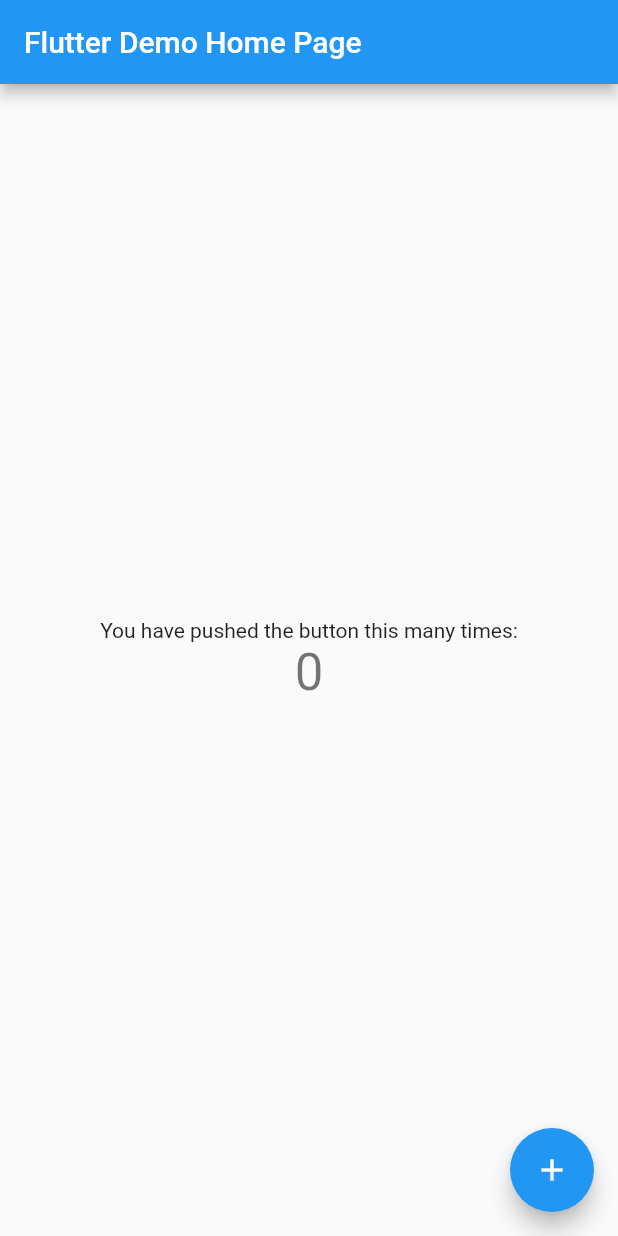
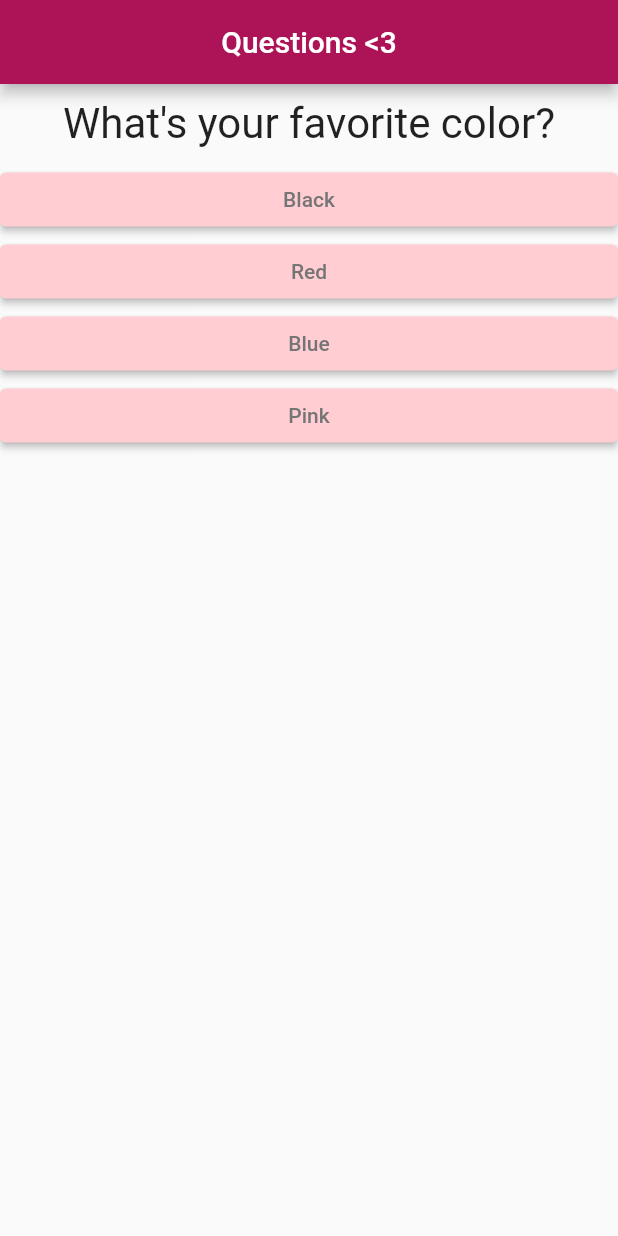
Before and after one commit to gilbertofalco/flutter_complete_guide, a Flutter app: the screen it shows after launch, on a phone screen of 412 x 824 dp. Run offline on Flutter 3.47's test engine with Material 2 defaults, Android fonts, the phone set to English and light mode, and no system bars.

Commit message:
First flutter app

```diff
--- /dev/null
+++ b/lib/answer.dart
@@ -0,0 +1,28 @@
+import 'package:flutter/material.dart';
+
+class Answer extends StatelessWidget {
+//   const Answer
+// ({Key? key}) : super(key: key);
+  final Function selectHandler;
+  final String answerText;
+
+  Answer(this.selectHandler, this.answerText);
+  @override
+  Widget build(BuildContext context) {
+    return Container(
+      width: double.infinity,
+      child: ElevatedButton(
+        onPressed: selectHandler,
+        child: Text(answerText),
+        style: ElevatedButton.styleFrom(
+          primary: Colors.red[100],
+          onPrimary: Colors.grey[600],
+        ),
+        // style: ButtonStyle(
+        //   foregroundColor: MaterialStateProperty.all(Colors.amber),
+        //   backgroundColor: MaterialStateProperty.all(Colors.green),
+        // ),
+      ),
+    );
+  }
+}
--- a/lib/main.dart
+++ b/lib/main.dart
@@ -1,113 +1,90 @@
 import 'package:flutter/material.dart';
+import 'package:flutter_complete_guide/quiz.dart';
+
+import './quiz.dart';
+import './result.dart';
 
 void main() {
   runApp(MyApp());
 }
 
-class MyApp extends StatelessWidget {
-  // This widget is the root of your application.
+class MyApp extends StatefulWidget {
   @override
-  Widget build(BuildContext context) {
-    return MaterialApp(
-      title: 'Flutter Demo',
-      theme: ThemeData(
-        // This is the theme of your application.
-        //
-        // Try running your application with "flutter run". You'll see the
-        // application has a blue toolbar. Then, without quitting the app, try
-        // changing the primarySwatch below to Colors.green and then invoke
-        // "hot reload" (press "r" in the console where you ran "flutter run",
-        // or simply save your changes to "hot reload" in a Flutter IDE).
-        // Notice that the counter didn't reset back to zero; the application
-        // is not restarted.
-        primarySwatch: Colors.blue,
-      ),
-      home: MyHomePage(title: 'Flutter Demo Home Page'),
-    );
-  }
+  State<MyApp> createState() => _MyAppState();
 }
 
-class MyHomePage extends StatefulWidget {
-  MyHomePage({Key key, this.title}) : super(key: key);
+class _MyAppState extends State<MyApp> {
+  final _questions = const [
+    {
+      "questionText": "What\'s your favorite color?",
+      "answers": [
+        {"text": "Black", "score": 10},
+        {"text": "Red", "score": 50},
+        {"text": "Blue", "score": 5},
+        {"text": "Pink", "score": 40},
+      ],
+    },
+    {
+      "questionText": "What\'s your favorite animal?",
+      "answers": [
+        {"text": "Dog", "score": 10},
+        {"text": "Cat", "score": 50},
+        {"text": "Rabbit", "score": 5},
+        {"text": "Snake", "score": 40}
+      ]
+    },
+    {
+      "questionText": "What\'s your favorite OS?",
+      "answers": [
+        {"text": "Linux", "score": 10},
+        {"text": "Windows", "score": 50},
+        {"text": "MacOS", "score": 5},
+        {"text": "Android", "score": 40},
+      ]
+    },
+    {
+      "questionText": "What\'s your favorite game?",
+      "answers": [
+        {"text": "Zelda", "score": 10},
+        {"text": "Mario", "score": 50},
+        {"text": "Banjo-Kazooie", "score": 5},
+        {"text": "Mario Kart", "score": 40},
+      ]
+    },
+  ];
+  var _questionIndex = 0;
+  var _totalScore = 0;
 
-  // This widget is the home page of your application. It is stateful, meaning
-  // that it has a State object (defined below) that contains fields that affect
-  // how it looks.
+  void _resetQuiz() {
+    setState(() {
+      _questionIndex = 0;
+      _totalScore = 0;
+    });
+  }
 
-  // This class is the configuration for the state. It holds the values (in this
-  // case the title) provided by the parent (in this case the App widget) and
-  // used by the build method of the State. Fields in a Widget subclass are
-  // always marked "final".
-
-  final String title;
-
-  @override
-  _MyHomePageState createState() => _MyHomePageState();
-}
-
-class _MyHomePageState extends State<MyHomePage> {
-  int _counter = 0;
-
-  void _incrementCounter() {
+  void _answerQuestion(int score) {
+    _totalScore += score;
     setState(() {
-      // This call to setState tells the Flutter framework that something has
-      // changed in this State, which causes it to rerun the build method below
-      // so that the display can reflect the updated values. If we changed
-      // _counter without calling setState(), then the build method would not be
-      // called again, and so nothing would appear to happen.
-      _counter++;
+      _questionIndex++;
     });
   }
 
   @override
-  Widget build(BuildContext context) {
-    // This method is rerun every time setState is called, for instance as done
-    // by the _incrementCounter method above.
-    //
-    // The Flutter framework has been optimized to make rerunning build methods
-    // fast, so that you can just rebuild anything that needs updating rather
-    // than having to individually change instances of widgets.
-    return Scaffold(
-      appBar: AppBar(
-        // Here we take the value from the MyHomePage object that was created by
-        // the App.build method, and use it to set our appbar title.
-        title: Text(widget.title),
+  Widget build(BuildContext ctx) {
+    return MaterialApp(
+      home: Scaffold(
+        appBar: AppBar(
+          backgroundColor: Colors.pink[800],
+          title: Center(child: Text("Questions <3")),
+        ),
+        body: _questionIndex < _questions.length
+            ? Quiz(
+                answerQuestion: _answerQuestion,
+                questionIndex: _questionIndex,
+                questions: _questions,
+              )
+            : Result(_totalScore, _resetQuiz),
       ),
-      body: Center(
-        // Center is a layout widget. It takes a single child and positions it
-        // in the middle of the parent.
-        child: Column(
-          // Column is also a layout widget. It takes a list of children and
-          // arranges them vertically. By default, it sizes itself to fit its
-          // children horizontally, and tries to be as tall as its parent.
-          //
-          // Invoke "debug painting" (press "p" in the console, choose the
-          // "Toggle Debug Paint" action from the Flutter Inspector in Android
-          // Studio, or the "Toggle Debug Paint" command in Visual Studio Code)
-          // to see the wireframe for each widget.
-          //
-          // Column has various properties to control how it sizes itself and
-          // how it positions its children. Here we use mainAxisAlignment to
-          // center the children vertically; the main axis here is the vertical
-          // axis because Columns are vertical (the cross axis would be
-          // horizontal).
-          mainAxisAlignment: MainAxisAlignment.center,
-          children: <Widget>[
-            Text(
-              'You have pushed the button this many times:',
-            ),
-            Text(
-              '$_counter',
-              style: Theme.of(context).textTheme.headline4,
-            ),
-          ],
-        ),
-      ),
-      floatingActionButton: FloatingActionButton(
-        onPressed: _incrementCounter,
-        tooltip: 'Increment',
-        child: Icon(Icons.add),
-      ), // This trailing comma makes auto-formatting nicer for build methods.
     );
   }
 }
--- /dev/null
+++ b/lib/question.dart
@@ -0,0 +1,24 @@
+import 'package:flutter/material.dart';
+
+class Question extends StatelessWidget {
+  // const Question({Key? key}) : super(key: key);
+
+  final String questionText;
+
+  Question(this.questionText);
+
+  @override
+  Widget build(BuildContext context) {
+    return Container(
+      width: double.infinity,
+      margin: EdgeInsets.all(10),
+      child: Text(
+        questionText,
+        style: TextStyle(
+          fontSize: 28,
+        ),
+        textAlign: TextAlign.center,
+      ),
+    );
+  }
+}
--- /dev/null
+++ b/lib/quiz.dart
@@ -0,0 +1,32 @@
+import 'package:flutter/material.dart';
+
+import './answer.dart';
+import './question.dart';
+
+class Quiz extends StatelessWidget {
+  final List<Map<String, Object>> questions;
+  final int questionIndex;
+  final Function answerQuestion;
+
+  Quiz({
+    @required this.answerQuestion,
+    @required this.questions,
+    @required this.questionIndex,
+  });
+
+  @override
+  Widget build(BuildContext context) {
+    return Column(
+      children: [
+        Question(
+          questions[questionIndex]["questionText"],
+        ),
+        ...(questions[questionIndex]["answers"] as List<Map<String, Object>>)
+            .map((answer) {
+          return Answer(
+              () => answerQuestion(answer["score"]), answer["text"] as String);
+        }).toList(),
+      ],
+    );
+  }
+}
--- /dev/null
+++ b/lib/result.dart
@@ -0,0 +1,39 @@
+import 'package:flutter/material.dart';
+
+class Result extends StatelessWidget {
+  final int resultScore;
+  final VoidCallback resetHandler;
+  Result(this.resultScore, this.resetHandler);
+
+  String get resultPhrase {
+    var resultText = "You did it!!";
+    if (resultScore < 100) {
+      resultText = "You're not so good.";
+    } else if (resultScore < 50) {
+      resultText = "Bad bad! Really Bad!";
+    }
+    return resultText;
+  }
+
+  @override
+  Widget build(BuildContext context) {
+    return Center(
+      child: Column(
+        children: [
+          Text(
+            resultPhrase,
+            style: TextStyle(
+              fontSize: 36,
+              fontWeight: FontWeight.bold,
+            ),
+          ),
+          TextButton(
+            onPressed: resetHandler,
+            child: Text("Restart Quiz!!"),
+            style: TextButton.styleFrom(primary: Colors.red[900]),
+          ),
+        ],
+      ),
+    );
+  }
+}
```
